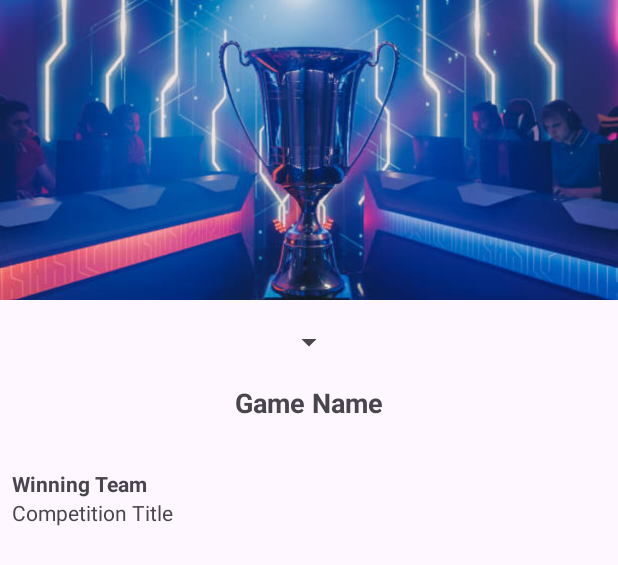
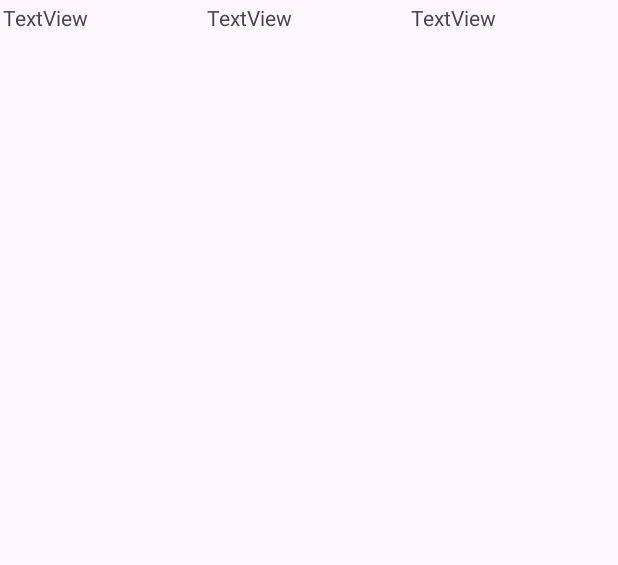
Before and after one commit to ievana01/ProjectANMP, an Android app: the layout achievement_item.xml on its own in the app's theme, with its tools: preview values and no code run, on a phone screen of 412 x 824 dp. Shown: the top 565 px of the screen. Run offline under Robolectric (Android 15) with nearby library versions, the phone set to English and light mode, and no system bars; network calls fail; Roboto replaces fonts that are not available here.

Commit message:
Achivement(Minus Spinner)

```diff
--- a/app/src/main/java/com/ievana/capygo_anmp/view/AchievementAdapter.kt
+++ b/app/src/main/java/com/ievana/capygo_anmp/view/AchievementAdapter.kt
@@ -22,8 +22,9 @@ class AchievementAdapter(val achievementList: ArrayList<Achievement>):RecyclerVi
 
     override fun onBindViewHolder(holder: AchievementAdapter.AchievementViewHolder, position: Int) {
 //        holder.binding.yearSpinner
+        holder.binding.txtNumber.text = (position+1).toString()
         holder.binding.txtACName.text = achievementList[position].winningTeam
-        holder.binding.txtACAchiv.text = achievementList[position].competitionTitle
+        holder.binding.txtACAchiv.text = achievementList[position].competitionTitle + " ("+achievementList[position].year+") -"
     }
 
     override fun getItemCount(): Int {
--- a/app/src/main/java/com/ievana/capygo_anmp/view/GameListAdapter.kt
+++ b/app/src/main/java/com/ievana/capygo_anmp/view/GameListAdapter.kt
@@ -45,7 +45,8 @@ class GameListAdapter(val gameList: ArrayList<Game>) : RecyclerView.Adapter<Game
             Navigation.findNavController(it).navigate(action)
         }
         holder.binding.btnAchivement.setOnClickListener{
-            val action = MainFragmentDirections.actionAchievementFragment()
+            val img = gameList[position].image
+            val action = MainFragmentDirections.actionAchievementFragment(name!!, img!!)
             Navigation.findNavController(it).navigate(action)
         }
     }
--- a/app/src/main/res/layout/achievement_item.xml
+++ b/app/src/main/res/layout/achievement_item.xml
@@ -1,68 +1,46 @@
 <?xml version="1.0" encoding="utf-8"?>
-<androidx.constraintlayout.widget.ConstraintLayout
-    xmlns:android="http://schemas.android.com/apk/res/android"
+<androidx.constraintlayout.widget.ConstraintLayout xmlns:android="http://schemas.android.com/apk/res/android"
     xmlns:app="http://schemas.android.com/apk/res-auto"
     xmlns:tools="http://schemas.android.com/tools"
     android:layout_width="match_parent"
-    android:layout_height="match_parent">
+    android:layout_height="wrap_content">
 
     <!-- Game Image -->
-    <ImageView
-        android:id="@+id/gameImage"
-        android:layout_width="0dp"
-        android:layout_height="200dp"
-        android:scaleType="centerCrop"
-        app:layout_constraintEnd_toEndOf="parent"
-        app:layout_constraintStart_toStartOf="parent"
-        app:layout_constraintTop_toTopOf="parent"
-        tools:src="@drawable/background" />
 
     <!-- Spinner for year filter -->
-    <Spinner
-        android:id="@+id/yearSpinner"
-        android:layout_width="wrap_content"
-        android:layout_height="wrap_content"
-        android:layout_marginTop="16dp"
-        app:layout_constraintEnd_toEndOf="parent"
-        app:layout_constraintStart_toStartOf="parent"
-        app:layout_constraintTop_toBottomOf="@+id/gameImage" />
 
     <!-- Game Title -->
-    <TextView
-        android:id="@+id/txtGameName"
-        android:layout_width="wrap_content"
-        android:layout_height="wrap_content"
-        android:layout_marginTop="16dp"
-        android:textStyle="bold"
-        android:textSize="18sp"
-        app:layout_constraintEnd_toEndOf="parent"
-        app:layout_constraintStart_toStartOf="parent"
-        app:layout_constraintTop_toBottomOf="@+id/yearSpinner"
-        tools:text="Game Name" />
 
     <LinearLayout
         android:layout_width="match_parent"
         android:layout_height="wrap_content"
-        android:layout_marginTop="24dp"
-        android:orientation="vertical"
-        android:padding="8dp"
+        android:gravity="center_vertical"
+        android:orientation="horizontal"
+        android:padding="2dp"
         app:layout_constraintEnd_toEndOf="parent"
         app:layout_constraintStart_toStartOf="parent"
-        app:layout_constraintTop_toBottomOf="@+id/txtGameName">
+        app:layout_constraintTop_toTopOf="parent">
+
+        <TextView
+            android:id="@+id/txtNumber"
+            android:layout_width="wrap_content"
+            android:layout_height="wrap_content"
+            android:layout_weight="1"
+            android:text="TextView" />
+
+        <TextView
+            android:id="@+id/txtACAchiv"
+            android:layout_width="wrap_content"
+            android:layout_height="wrap_content"
+            android:layout_weight="1"
+            android:text="TextView" />
 
         <TextView
             android:id="@+id/txtACName"
             android:layout_width="wrap_content"
             android:layout_height="wrap_content"
-            android:text="Winning Team"
-            android:textStyle="bold" />
-
-        <TextView
-            android:id="@+id/txtACAchiv"
-            android:layout_width="wrap_content"
-            android:layout_height="wrap_content"
-            android:text="Competition Title" />
-
+            android:layout_weight="1"
+            android:text="TextView" />
     </LinearLayout>
 
 </androidx.constraintlayout.widget.ConstraintLayout>
```
Also changed, not shown: app/src/main/java/com/ievana/capygo_anmp/view/AchievementFragment.kt (+5 -2 lines), app/src/main/res/layout/fragment_achievement.xml (+45 -7 lines), app/src/main/res/navigation/capygo_navigation.xml (+8 -1 lines).
